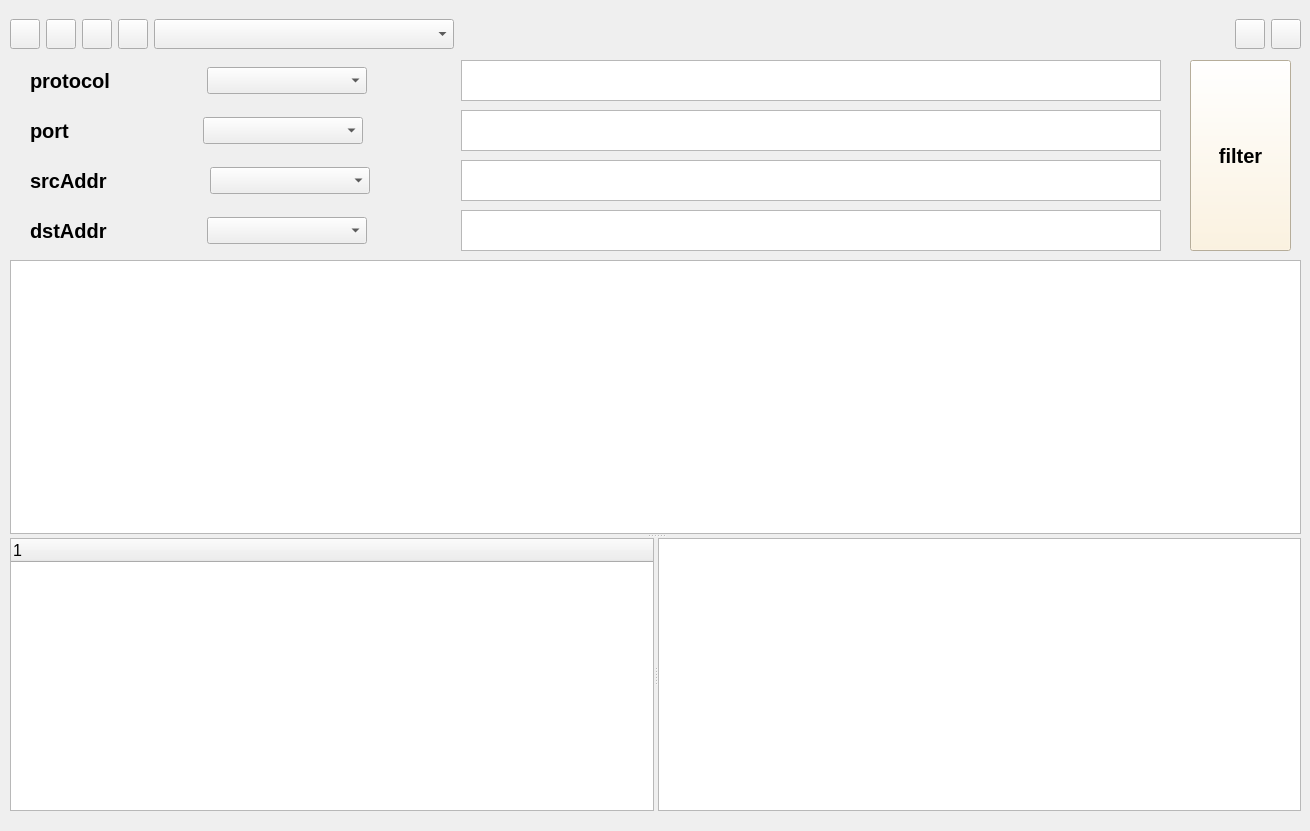
The window that ui/mainWindow.ui (UCAS-FTC/sniffer) describes before a commit, drawn with Qt 5.
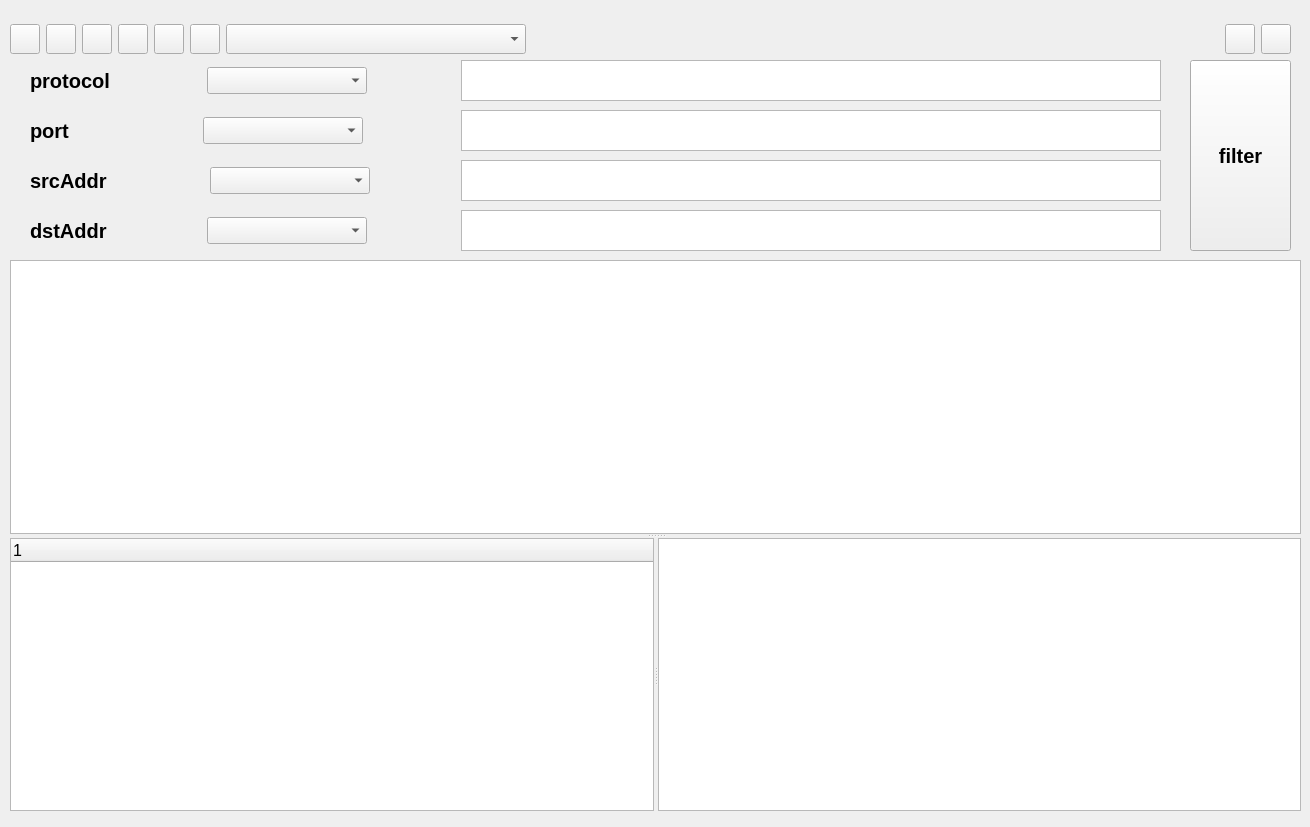
The same window after the commit. Icons and pictures are not drawn.

Patch:
```diff
--- a/ui/mainWindow.ui
+++ b/ui/mainWindow.ui
@@ -7,7 +7,7 @@
     <x>0</x>
     <y>0</y>
     <width>1310</width>
-    <height>831</height>
+    <height>827</height>
    </rect>
   </property>
   <property name="sizePolicy">
@@ -35,11 +35,30 @@
     <rect>
      <x>10</x>
      <y>10</y>
-     <width>1291</width>
-     <height>48</height>
+     <width>1281</width>
+     <height>58</height>
     </rect>
    </property>
    <layout class="QHBoxLayout" name="horizontalLayout">
+    <item>
+     <widget class="QPushButton" name="ucas">
+      <property name="minimumSize">
+       <size>
+        <width>30</width>
+        <height>30</height>
+       </size>
+      </property>
+      <property name="maximumSize">
+       <size>
+        <width>30</width>
+        <height>30</height>
+       </size>
+      </property>
+      <property name="text">
+       <string/>
+      </property>
+     </widget>
+    </item>
     <item>
      <widget class="QPushButton" name="startButton">
       <property name="minimumSize">
@@ -113,6 +132,35 @@
       </property>
      </widget>
     </item>
+    <item>
+     <widget class="QPushButton" name="openButton">
+      <property name="sizePolicy">
+       <sizepolicy hsizetype="Minimum" vsizetype="Minimum">
+        <horstretch>0</horstretch>
+        <verstretch>0</verstretch>
+       </sizepolicy>
+      </property>
+      <property name="minimumSize">
+       <size>
+        <width>30</width>
+        <height>30</height>
+       </size>
+      </property>
+      <property name="maximumSize">
+       <size>
+        <width>30</width>
+        <height>30</height>
+       </size>
+      </property>
+      <property name="styleSheet">
+       <string notr="true">image: url(:/open.png);
+border-color: rgb(255, 255, 255);</string>
+      </property>
+      <property name="text">
+       <string/>
+      </property>
+     </widget>
+    </item>
     <item>
      <widget class="QPushButton" name="downloadButton">
       <property name="minimumSize">
@@ -666,12 +714,17 @@
     </font>
    </property>
    <property name="styleSheet">
-    <string notr="true">background-color: rgb(255, 242, 215);
-border-color: rgba(255, 255, 255, 0);</string>
+    <string notr="true"/>
    </property>
    <property name="text">
     <string>filter</string>
    </property>
+   <property name="iconSize">
+    <size>
+     <width>100</width>
+     <height>100</height>
+    </size>
+   </property>
   </widget>
  </widget>
  <resources>
```
